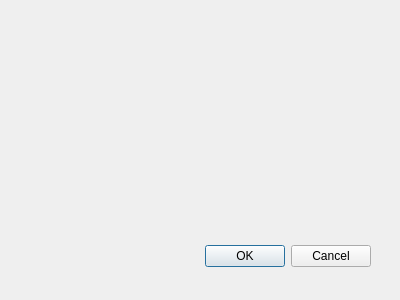
This is dialogs/dialoginscription.ui in Yt-trium/HgPOS as Qt 5 draws it before an edit. The edited form follows.
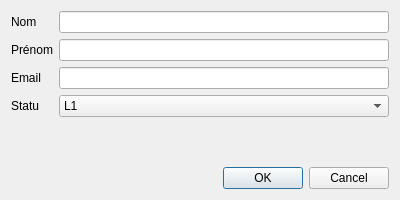
This is the edited form.

What changed in the file:
```diff
--- a/dialogs/dialoginscription.ui
+++ b/dialogs/dialoginscription.ui
@@ -9,28 +9,128 @@
     <x>0</x>
     <y>0</y>
     <width>400</width>
-    <height>300</height>
+    <height>200</height>
    </rect>
   </property>
   <property name="windowTitle">
    <string>Dialog</string>
   </property>
-  <widget name="buttonBox" class="QDialogButtonBox">
-   <property name="geometry">
-    <rect>
-     <x>30</x>
-     <y>240</y>
-     <width>341</width>
-     <height>32</height>
-    </rect>
-   </property>
-   <property name="orientation">
-    <enum>Qt::Horizontal</enum>
-   </property>
-   <property name="standardButtons">
-    <set>QDialogButtonBox::Cancel|QDialogButtonBox::Ok</set>
-   </property>
-  </widget>
+  <layout class="QGridLayout" name="gridLayout">
+   <item row="0" column="0">
+    <widget class="QLabel" name="LNom">
+     <property name="text">
+      <string>Nom</string>
+     </property>
+    </widget>
+   </item>
+   <item row="2" column="1">
+    <widget class="QLineEdit" name="LEEmail"/>
+   </item>
+   <item row="5" column="0" colspan="2">
+    <widget class="QDialogButtonBox" name="buttonBox">
+     <property name="orientation">
+      <enum>Qt::Horizontal</enum>
+     </property>
+     <property name="standardButtons">
+      <set>QDialogButtonBox::Cancel|QDialogButtonBox::Ok</set>
+     </property>
+    </widget>
+   </item>
+   <item row="4" column="0" colspan="2">
+    <spacer name="verticalSpacer">
+     <property name="orientation">
+      <enum>Qt::Vertical</enum>
+     </property>
+     <property name="sizeHint" stdset="0">
+      <size>
+       <width>20</width>
+       <height>40</height>
+      </size>
+     </property>
+    </spacer>
+   </item>
+   <item row="0" column="1">
+    <widget class="QLineEdit" name="LENom"/>
+   </item>
+   <item row="1" column="1">
+    <widget class="QLineEdit" name="LEPrenom"/>
+   </item>
+   <item row="3" column="1">
+    <widget class="QComboBox" name="CBStatu">
+     <item>
+      <property name="text">
+       <string>L1</string>
+      </property>
+     </item>
+     <item>
+      <property name="text">
+       <string>L2M</string>
+      </property>
+     </item>
+     <item>
+      <property name="text">
+       <string>L3M</string>
+      </property>
+     </item>
+     <item>
+      <property name="text">
+       <string>L2I</string>
+      </property>
+     </item>
+     <item>
+      <property name="text">
+       <string>L3I</string>
+      </property>
+     </item>
+     <item>
+      <property name="text">
+       <string>M1M</string>
+      </property>
+     </item>
+     <item>
+      <property name="text">
+       <string>M2M</string>
+      </property>
+     </item>
+     <item>
+      <property name="text">
+       <string>M1I</string>
+      </property>
+     </item>
+     <item>
+      <property name="text">
+       <string>M2I</string>
+      </property>
+     </item>
+     <item>
+      <property name="text">
+       <string>AUTRE</string>
+      </property>
+     </item>
+    </widget>
+   </item>
+   <item row="1" column="0">
+    <widget class="QLabel" name="LPrenom">
+     <property name="text">
+      <string>Prénom</string>
+     </property>
+    </widget>
+   </item>
+   <item row="2" column="0">
+    <widget class="QLabel" name="LEmail">
+     <property name="text">
+      <string>Email</string>
+     </property>
+    </widget>
+   </item>
+   <item row="3" column="0">
+    <widget class="QLabel" name="LStatut">
+     <property name="text">
+      <string>Statu</string>
+     </property>
+    </widget>
+   </item>
+  </layout>
  </widget>
  <pixmapfunction/>
  <resources/>
```
Left out of the diff: 7 changed lines with no effect on the pictures.
